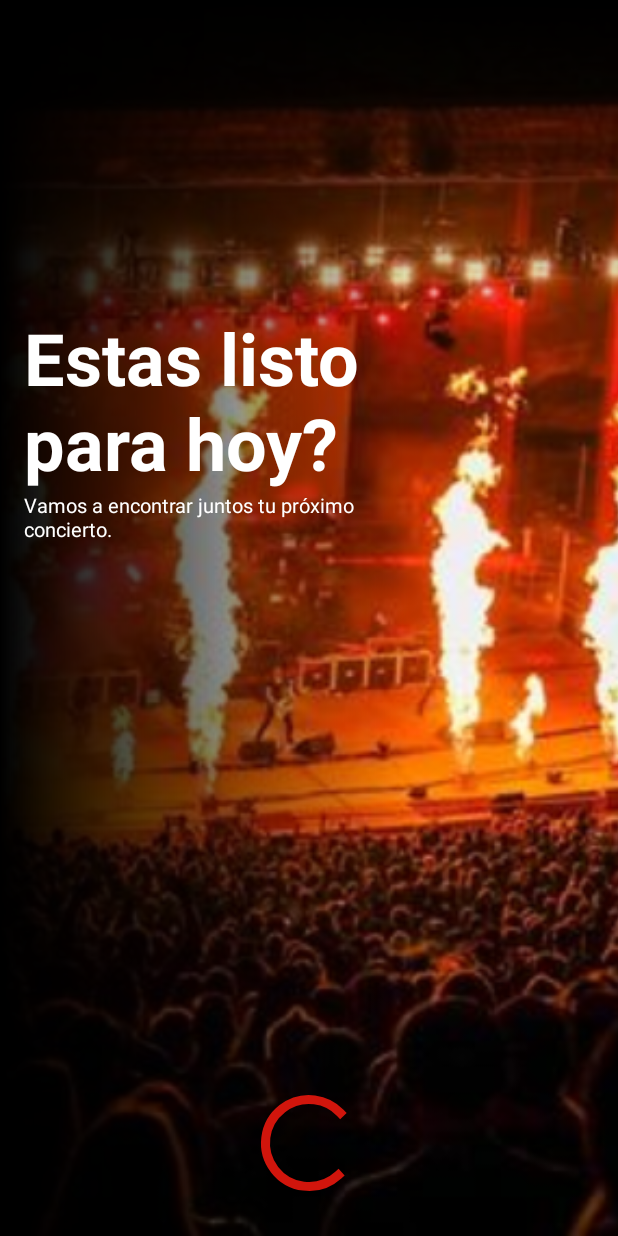
After one commit to Yesferal/HornsApp-Android, an Android app: the OnBoardingFragment screen opened through its navigation route, on a phone screen of 412 x 824 dp. The commit adds this screen. Run offline under Robolectric (Android 15) with nearby library versions, the phone set to English and light mode, and no system bars; our stand-ins replace AdMob; 3 statements that could not run were skipped.

Commit message:
Add onboarding view

```diff
--- a/app/src/main/AndroidManifest.xml
+++ b/app/src/main/AndroidManifest.xml
@@ -18,6 +18,7 @@
         <meta-data
             android:name="com.google.android.gms.ads.APPLICATION_ID"
             android:value="${AD_MOB_APP_ID}" />
+
         <meta-data
             android:name="firebase_crashlytics_collection_enabled"
             android:value="${crashlyticsCollectionEnabled}" />
--- a/app/src/main/java/com/yesferal/hornsapp/app/presentation/ui/home/HomeFragment.kt
+++ b/app/src/main/java/com/yesferal/hornsapp/app/presentation/ui/home/HomeFragment.kt
@@ -95,7 +95,7 @@ class HomeFragment
 
     private fun showFragments(titles: List<String>) {
         concertsViewPager.adapter = ScreenSlidePagerAdapter(
-            requireActivity().supportFragmentManager,
+            this.childFragmentManager,
             lifecycle
         )
 
--- a/app/src/main/java/com/yesferal/hornsapp/app/presentation/ui/splash/SplashFragment.kt
+++ b/app/src/main/java/com/yesferal/hornsapp/app/presentation/ui/splash/SplashFragment.kt
@@ -45,7 +45,7 @@ class SplashFragment
     private fun initMotionLayout() {
         motionLayout.setTransitionListener(object : MotionLayout.TransitionListener {
             override fun onTransitionCompleted(p0: MotionLayout?, p1: Int) {
-                findNavController().navigate(SplashFragmentDirections.actionSplashToHome())
+                findNavController().navigate(SplashFragmentDirections.actionSplashToOnBoarding())
             }
             override fun onTransitionChange(p0: MotionLayout?, p1: Int, p2: Int, p3: Float) { }
             override fun onTransitionStarted(p0: MotionLayout?, p1: Int, p2: Int) { }
--- /dev/null
+++ b/app/src/main/res/drawable/shape_gradient_left_to_right.xml
@@ -0,0 +1,7 @@
+<?xml version="1.0" encoding="utf-8"?>
+<shape xmlns:android="http://schemas.android.com/apk/res/android">
+    <gradient
+        android:angle="0"
+        android:endColor="@android:color/transparent"
+        android:startColor="@android:color/black" />
+</shape>
--- /dev/null
+++ b/app/src/main/res/drawable/shape_gradient_top_to_bottom.xml
@@ -0,0 +1,6 @@
+<shape xmlns:android="http://schemas.android.com/apk/res/android">
+    <gradient
+        android:angle="-90"
+        android:endColor="@android:color/transparent"
+        android:startColor="@android:color/black" />
+</shape>
--- /dev/null
+++ b/app/src/main/res/drawable/shape_rectangle_rounded_24dp.xml
@@ -0,0 +1,10 @@
+<?xml version="1.0" encoding="UTF-8"?>
+<shape xmlns:android="http://schemas.android.com/apk/res/android">
+    <solid
+        android:color="@color/background"/>
+
+    <corners android:bottomRightRadius="24dp"
+        android:bottomLeftRadius="24dp"
+        android:topLeftRadius="24dp"
+        android:topRightRadius="24dp" />
+</shape>
--- a/app/src/main/res/layout/fragment_concert.xml
+++ b/app/src/main/res/layout/fragment_concert.xml
@@ -130,7 +130,7 @@
                 android:id="@+id/buyTicketsTextView"
                 android:layout_width="wrap_content"
                 android:layout_height="wrap_content"
-                android:background="@drawable/shape_rectangle_rounded_16dp"
+                android:background="@drawable/shape_rectangle_rounded_24dp"
                 android:backgroundTint="@color/accent"
                 android:textColor="@android:color/white"
                 android:padding="@dimen/margin_medium"
--- /dev/null
+++ b/app/src/main/res/layout/fragment_on_boarding.xml
@@ -0,0 +1,79 @@
+<?xml version="1.0" encoding="utf-8"?>
+<androidx.constraintlayout.widget.ConstraintLayout
+    xmlns:android="http://schemas.android.com/apk/res/android"
+    xmlns:app="http://schemas.android.com/apk/res-auto"
+    android:layout_width="match_parent"
+    android:layout_height="match_parent">
+
+    <ImageView
+        android:layout_width="match_parent"
+        android:layout_height="match_parent"
+        android:scaleType="centerCrop"
+        android:src="@drawable/img_on_boarding"/>
+
+    <View
+        android:id="@+id/headerView"
+        android:layout_width="match_parent"
+        android:layout_height="0dp"
+        android:background="@drawable/shape_gradient_top_to_bottom"
+        app:layout_constraintTop_toTopOf="parent"
+        app:layout_constraintHeight_percent="0.25"/>
+
+    <View
+        android:id="@+id/startView"
+        android:layout_width="0dp"
+        android:layout_height="match_parent"
+        android:background="@drawable/shape_gradient_left_to_right"
+        app:layout_constraintStart_toStartOf="parent"
+        app:layout_constraintWidth_percent="0.66"/>
+
+    <TextView
+        android:id="@+id/titleTextView"
+        android:layout_width="0dp"
+        android:layout_height="wrap_content"
+        android:text="Estas listo para hoy?"
+        android:layout_marginHorizontal="@dimen/margin_medium"
+        android:textColor="@android:color/white"
+        android:textSize="48sp"
+        android:textStyle="bold"
+        app:layout_constraintTop_toBottomOf="@+id/headerView"
+        app:layout_constraintStart_toStartOf="@+id/startView"
+        app:layout_constraintEnd_toEndOf="@+id/startView"/>
+
+    <TextView
+        android:layout_width="0dp"
+        android:layout_height="wrap_content"
+        android:text="Vamos a encontrar juntos tu próximo concierto."
+        android:layout_marginHorizontal="@dimen/margin_medium"
+        android:textColor="@android:color/white"
+        app:layout_constraintTop_toBottomOf="@+id/titleTextView"
+        app:layout_constraintStart_toStartOf="@+id/startView"
+        app:layout_constraintEnd_toEndOf="@+id/startView"/>
+
+    <TextView
+        android:id="@+id/nextTextView"
+        android:layout_width="wrap_content"
+        android:layout_height="wrap_content"
+        android:background="@drawable/shape_rectangle_rounded_24dp"
+        android:backgroundTint="@color/accent"
+        android:textColor="@android:color/white"
+        android:padding="@dimen/margin_medium"
+        android:layout_margin="@dimen/margin_big"
+        android:text="Empecemos"
+        android:visibility="gone"
+        style="@style/HornsApp.TextView.Subtitle"
+        app:layout_constraintStart_toStartOf="parent"
+        app:layout_constraintEnd_toEndOf="parent"
+        app:layout_constraintBottom_toBottomOf="parent"/>
+
+    <ProgressBar
+        android:id="@+id/progressBar"
+        android:layout_width="wrap_content"
+        android:layout_height="wrap_content"
+        android:layout_margin="@dimen/margin_big"
+        style="?android:progressBarStyleLarge"
+        app:layout_constraintStart_toStartOf="parent"
+        app:layout_constraintEnd_toEndOf="parent"
+        app:layout_constraintBottom_toBottomOf="parent"/>
+
+</androidx.constraintlayout.widget.ConstraintLayout>
--- a/app/src/main/res/navigation/main_navigation.xml
+++ b/app/src/main/res/navigation/main_navigation.xml
@@ -11,13 +11,29 @@
         android:label="splash_fragment"
         tools:layout="@layout/fragment_splash">
         <action
-            android:id="@+id/action_splash_to_home"
-            app:destination="@+id/fragment_home"
+            android:id="@+id/action_splash_to_on_boarding"
+            app:destination="@+id/fragment_on_boarding"
             app:enterAnim="@anim/fragment_fade_enter"
             app:exitAnim="@anim/fragment_fade_exit"
             app:popEnterAnim="@anim/fragment_fade_enter"
             app:popExitAnim="@anim/fragment_fade_exit"
             app:popUpTo="@id/fragment_splash"
+            app:popUpToInclusive="true"/>
+    </fragment>
+
+    <fragment
+        android:id="@+id/fragment_on_boarding"
+        android:name="com.yesferal.hornsapp.app.presentation.ui.onboarding.OnBoardingFragment"
+        android:label="on_boarding_fragment"
+        tools:layout="@layout/fragment_on_boarding">
+        <action
+            android:id="@+id/action_on_boarding_to_home"
+            app:destination="@+id/fragment_home"
+            app:enterAnim="@anim/fragment_open_enter"
+            app:exitAnim="@anim/fragment_open_exit"
+            app:popEnterAnim="@anim/fragment_open_enter"
+            app:popExitAnim="@anim/fragment_open_exit"
+            app:popUpTo="@id/fragment_on_boarding"
             app:popUpToInclusive="true"/>
     </fragment>
 
```
Also changed, not shown: app/src/main/java/com/yesferal/hornsapp/app/presentation/ui/home/HomeViewModel.kt (+37 -0 lines), app/src/main/java/com/yesferal/hornsapp/app/presentation/ui/onboarding/OnBoardingFragment.kt (added, +87 -0 lines), app/src/main/java/com/yesferal/hornsapp/app/presentation/ui/onboarding/OnBoardingModel.kt (added, +16 -0 lines), app/src/main/res/drawable/img_on_boarding.jpg (added).
